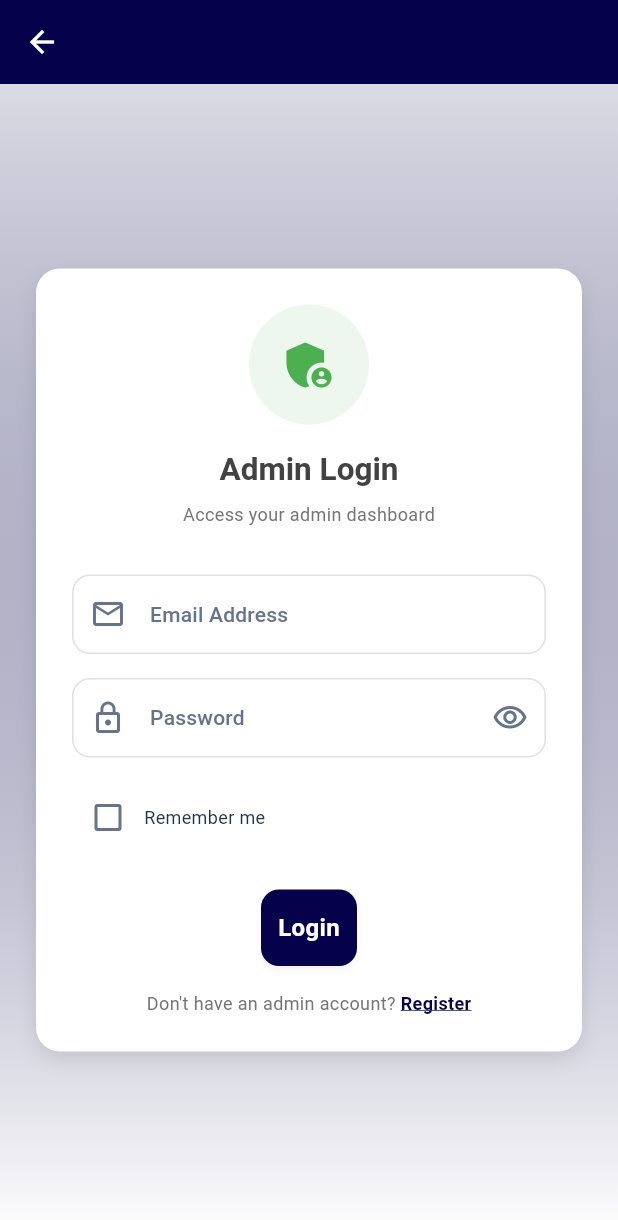
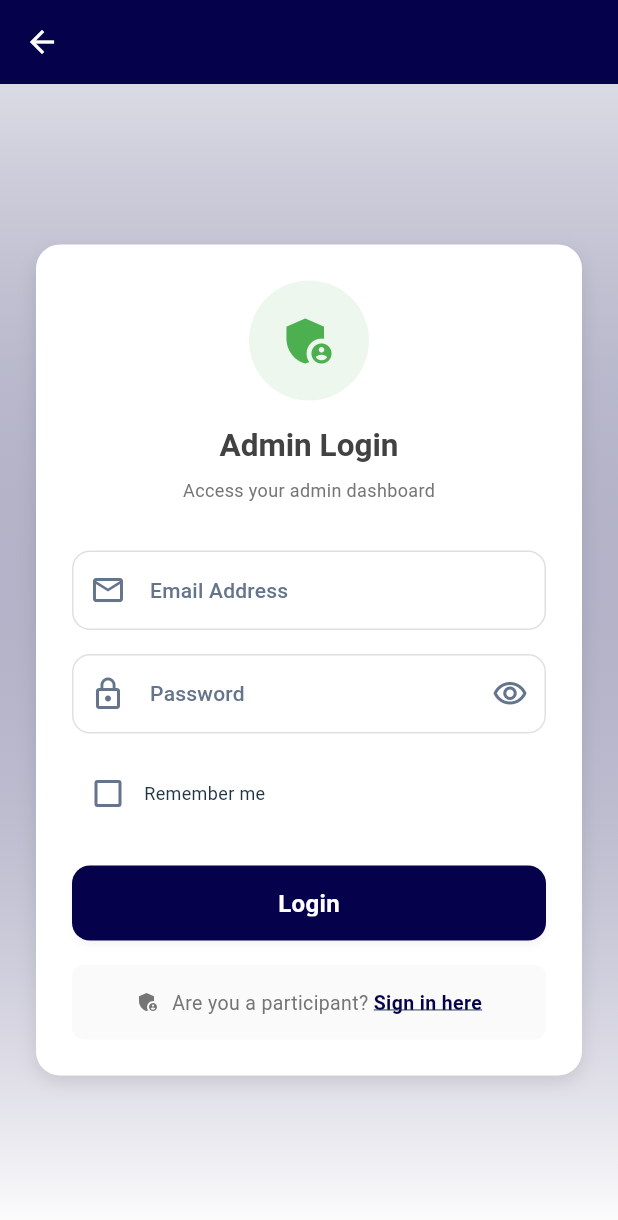
Before and after one commit to Dechie/event-registration, a Flutter app: the AdminLoginPage screen opened by its route, on a phone screen of 412 x 824 dp. Shown: the top 1220 px of the screen. Run offline on Flutter 3.47's test engine with Material 3 defaults, Android fonts, the phone set to English and light mode, and no system bars; our stand-ins replace dartz, dio, equatable, flutter_bloc, flutter_dotenv, get_it and 5 more; missing offline and left inert: mobile_scanner; accounts and stored records are empty; network calls fail; statements that could not run were skipped.

Commit message:
make sure admin login doesn't have link to create account, and link admi login page with participant login page.

```diff
--- a/lib/features/auth/presentation/pages/login/admin_login.dart
+++ b/lib/features/auth/presentation/pages/login/admin_login.dart
@@ -143,6 +143,74 @@ class _AdminLoginPageState extends State<AdminLoginPage>
     _animationController.forward();
   }
 
+  Widget _buildAlternativeActions() {
+    return Column(
+      children: [
+        // Register Button
+        // SizedBox(
+        //   width: double.infinity,
+        //   height: 48,
+        //   child: OutlinedButton(
+        //     onPressed: () {
+        //       Navigator.of(
+        //         context,
+        //       ).pushReplacementNamed(RouteNames.registrationPage);
+        //     },
+        //     style: OutlinedButton.styleFrom(
+        //       foregroundColor: Theme.of(context).primaryColor,
+        //       side: BorderSide(color: Theme.of(context).primaryColor),
+        //       shape: RoundedRectangleBorder(
+        //         borderRadius: BorderRadius.circular(12),
+        //       ),
+        //     ),
+        //     child: const Text(
+        //       'Create New Account',
+        //       style: TextStyle(fontSize: 16, fontWeight: FontWeight.w600),
+        //     ),
+        //   ),
+        // ),
+        // const SizedBox(height: 12),
+        // Admin Login Link
+        Container(
+          padding: const EdgeInsets.all(16),
+          decoration: BoxDecoration(
+            color: Colors.grey.shade50,
+            borderRadius: BorderRadius.circular(8),
+          ),
+          child: Row(
+            mainAxisAlignment: MainAxisAlignment.center,
+            children: [
+              Icon(
+                Icons.admin_panel_settings,
+                size: 16,
+                color: Colors.grey[600],
+              ),
+              const SizedBox(width: 8),
+              Text(
+                'Are you a participant? ',
+                style: TextStyle(color: Colors.grey[600], fontSize: 13),
+              ),
+              GestureDetector(
+                onTap: () {
+                  Navigator.pushNamed(context, RouteNames.participantLoginPage);
+                },
+                child: Text(
+                  'Sign in here',
+                  style: TextStyle(
+                    fontSize: 13,
+                    color: Theme.of(context).primaryColor,
+                    fontWeight: FontWeight.w600,
+                    decoration: TextDecoration.underline,
+                  ),
+                ),
+              ),
+            ],
+          ),
+        ),
+      ],
+    );
+  }
+
   Widget _buildEmailField() {
     return TextFormField(
       controller: _emailController,
@@ -177,7 +245,10 @@ class _AdminLoginPageState extends State<AdminLoginPage>
   Widget _buildLoginButton() {
     return BlocBuilder<AuthBloc, AuthState>(
       builder: (context, state) {
-        return ElevatedButton(
+        return SizedBox(
+          width: double.infinity,
+          height: 50,
+          child: ElevatedButton(
             onPressed: state is AuthLoadingState ? null : _handleLogin,
             style: ElevatedButton.styleFrom(
               backgroundColor: Theme.of(context).primaryColor,
@@ -200,6 +271,7 @@ class _AdminLoginPageState extends State<AdminLoginPage>
                 : const Text(
                     'Login',
                     style: TextStyle(fontSize: 16, fontWeight: FontWeight.w600),
+                  ),
           ),
         );
       },
@@ -266,7 +338,8 @@ class _AdminLoginPageState extends State<AdminLoginPage>
                 const SizedBox(height: 24),
                 _buildLoginButton(),
                 const SizedBox(height: 16),
-                _buildSignUpLink(),
+                //_buildSignUpLink(),
+                _buildAlternativeActions(),
               ],
             ),
           ),
```
Also changed, not shown: lib/features/auth/presentation/pages/login/participant_login.dart (+6 -4 lines), lib/features/auth/presentation/pages/user_registration.dart (+3 -56 lines). Lines whose indentation alone changed are shown as unchanged.
